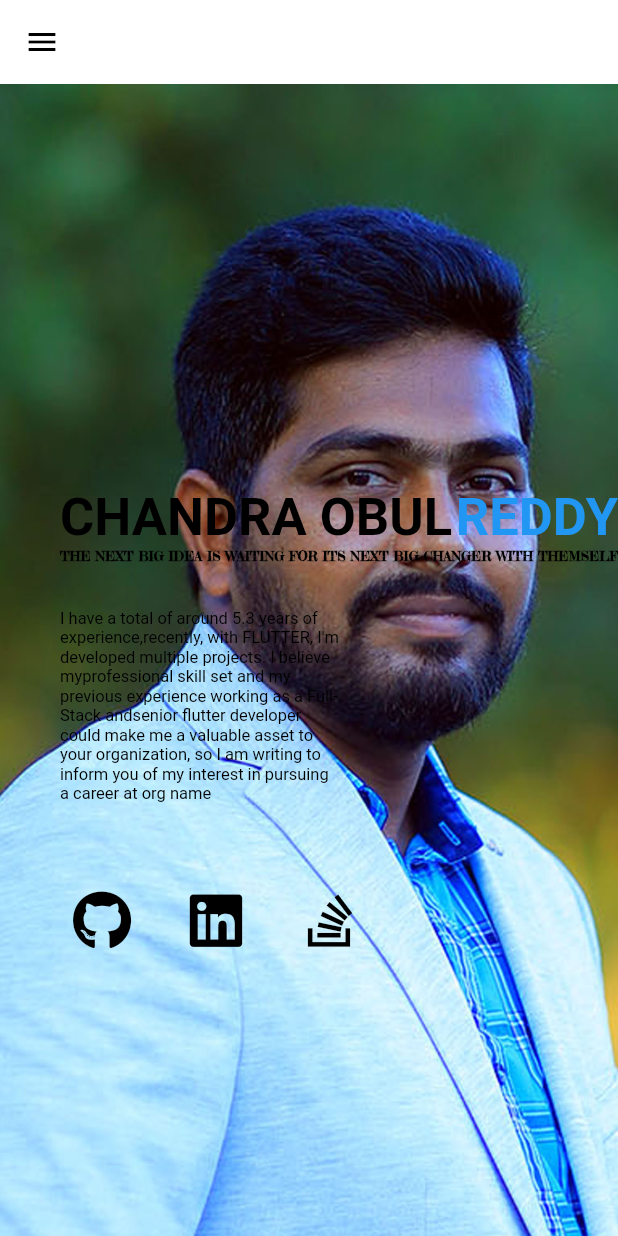
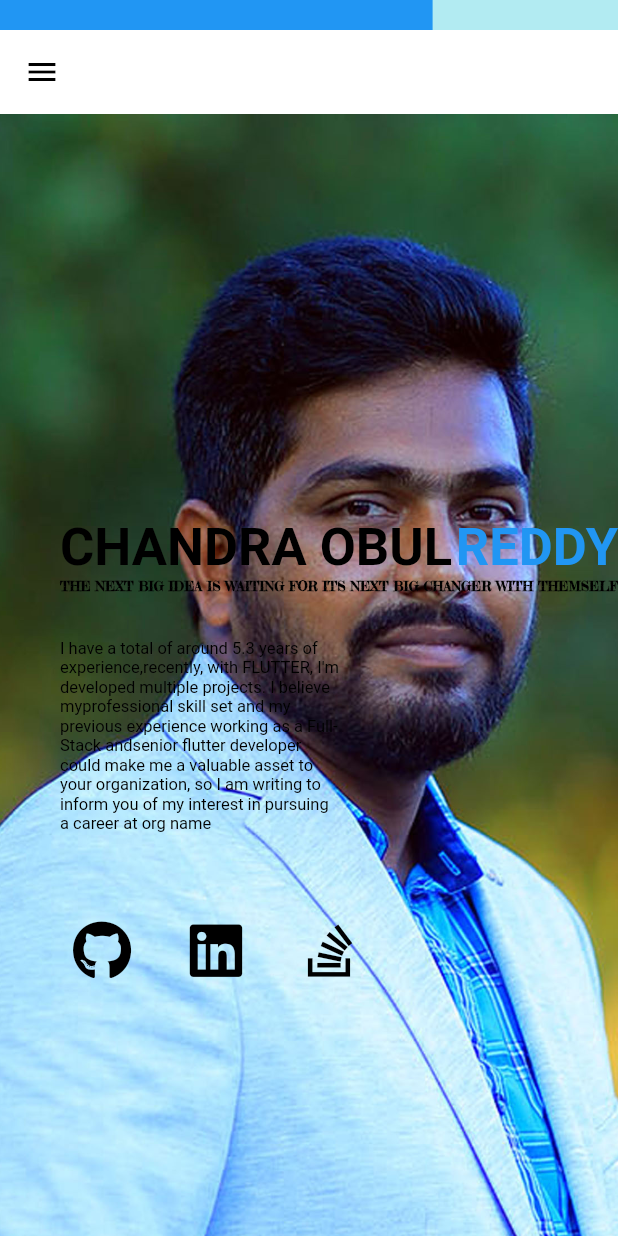
Before and after one commit to ChandraChaan/portfolio, a Flutter app: the screen it shows after launch, on a phone screen of 412 x 824 dp. Run offline on Flutter 3.47's test engine with Material 2 defaults, Android fonts, the phone set to English and light mode, and no system bars; drawn by our look-alikes of auto_size_text, flutter_animate; our stand-ins replace awesome_dialog, cached_network_image, firebase_core, firebase_messaging, flutter_colorpicker, font_awesome_flutter and 2 more; missing offline and left inert: dart:html; accounts and stored records are empty; network calls fail.

Commit message:
theme color changing process, and new page added

```diff
--- a/lib/home_page.dart
+++ b/lib/home_page.dart
@@ -1,5 +1,6 @@
 // import 'package:audioplayers/audioplayers.dart';
 import 'dart:convert';
+import 'package:flutter/cupertino.dart';
 import 'package:flutter/services.dart';
 import 'package:firebase_messaging/firebase_messaging.dart';
 import 'package:flutter/material.dart';
@@ -44,7 +45,9 @@ class _HomePageState extends State<HomePage> {
     Colors.blueGrey,
   ];
 
-  void changeColor(Color color) => setState(() => currentColor = color);
+   changeColor(Color color){
+     Provider.of<UserInfo>(context).themeColorChange(color);
+}
 
   void changeColors(List<Color> colors) =>
       setState(() => currentColors = colors);
@@ -122,17 +125,12 @@ class _HomePageState extends State<HomePage> {
     );
   }
 
-  Widget deskTopUI(BuildContext context) {
-    TextStyle styl = TextStyle(
-        color: Theme.of(context).primaryColor,
-        fontSize: 20,
-        fontWeight: FontWeight.w500);
-    return Scaffold(
-        backgroundColor: Theme.of(context).backgroundColor,
-        body: Column(
-          children: [
-            SizedBox(
-              // width: 250,
+  Widget scrolIndicator() {
+    return GestureDetector(
+      onDoubleTap: () {
+        Navigator.of(context).push(SecondPageRoute());
+      },
+      child: SizedBox(
         height: 20,
         child: LinearProgressIndicator(
           backgroundColor: Colors.cyan[100],
@@ -140,20 +138,11 @@ class _HomePageState extends State<HomePage> {
           // valueColor: const AlwaysStoppedAnimation<Color>(Colors.green),
         ),
       ),
-            Expanded(
-              child: Row(
-                children: [
-                  // side menu
-                  Expanded(
-                    flex: 1,
-                    child: Container(
-                      color: currentColor,
-                      width: double.infinity,
-                      child: Column(
-                        mainAxisAlignment: MainAxisAlignment.center,
-                        crossAxisAlignment: CrossAxisAlignment.center,
-                        children: [
-                          Align(
+    );
+  }
+
+  Widget themeCOlorChange(){
+    return Align(
       alignment: Alignment.topRight,
       child: TextButton(
         onPressed: () => showDialog<String>(
@@ -186,7 +175,33 @@ class _HomePageState extends State<HomePage> {
           size: 30.0,
         ),
       ),
-                          ),
+    );
+  }
+
+  Widget deskTopUI(BuildContext context) {
+    TextStyle styl = TextStyle(
+        color: Theme.of(context).primaryColor,
+        fontSize: 20,
+        fontWeight: FontWeight.w500);
+    return Scaffold(
+        backgroundColor: Theme.of(context).backgroundColor,
+        body: Column(
+          children: [
+            scrolIndicator(),
+            Expanded(
+              child: Row(
+                children: [
+                  // side menu
+                  Expanded(
+                    flex: 1,
+                    child: Container(
+                      color: Theme.of(context).indicatorColor,
+                      width: double.infinity,
+                      child: Column(
+                        mainAxisAlignment: MainAxisAlignment.center,
+                        crossAxisAlignment: CrossAxisAlignment.center,
+                        children: [
+                          themeCOlorChange(),
                           SizedBox(
                             height: 110,
                             child: Consumer<UserInfo>(
@@ -194,7 +209,8 @@ class _HomePageState extends State<HomePage> {
                                 return Column(
                                   children: [
                                     Row(
-                                      mainAxisAlignment: MainAxisAlignment.center,
+                                      mainAxisAlignment:
+                                          MainAxisAlignment.center,
                                       children: [
                                         provider.themeLightMode
                                             ? const Icon(
@@ -215,12 +231,14 @@ class _HomePageState extends State<HomePage> {
                                               activeColor: Colors.white,
                                               activeTrackColor: Colors.white38,
                                               inactiveThumbColor: Colors.black,
-                                              inactiveTrackColor: Colors.black38,
+                                              inactiveTrackColor:
+                                                  Colors.black38,
                                             )),
                                       ],
                                     ),
                                     Row(
-                                      mainAxisAlignment: MainAxisAlignment.center,
+                                      mainAxisAlignment:
+                                          MainAxisAlignment.center,
                                       children: [
                                         provider.musicMode
                                             ? const Icon(
@@ -239,8 +257,10 @@ class _HomePageState extends State<HomePage> {
                                               },
                                               value: provider.musicMode,
                                               activeColor: Colors.green,
-                                              activeTrackColor: Colors.greenAccent,
-                                              inactiveThumbColor: Colors.redAccent,
+                                              activeTrackColor:
+                                                  Colors.greenAccent,
+                                              inactiveThumbColor:
+                                                  Colors.redAccent,
                                               inactiveTrackColor: Colors.red,
                                             )),
                                       ],
@@ -268,14 +288,15 @@ class _HomePageState extends State<HomePage> {
                             width: 140,
                             decoration: const BoxDecoration(
                                 color: Colors.lightBlueAccent,
-                                borderRadius: BorderRadius.all(Radius.circular(100))),
+                                borderRadius:
+                                    BorderRadius.all(Radius.circular(100))),
                             child: Center(
                               child: Container(
                                   height: 150,
                                   width: 130,
                                   decoration: const BoxDecoration(
-                                      borderRadius:
-                                          BorderRadius.all(Radius.circular(100)),
+                                      borderRadius: BorderRadius.all(
+                                          Radius.circular(100)),
                                       image: DecorationImage(
                                         image: AssetImage("assets/profile.jpg"),
                                         fit: BoxFit.fill,
@@ -396,6 +417,11 @@ class _HomePageState extends State<HomePage> {
         fontSize: 20,
         fontWeight: FontWeight.w500);
     return Scaffold(
+      body: Column(
+        children: [
+          scrolIndicator(),
+          Expanded(
+            child: Scaffold(
               backgroundColor: Theme.of(context).cardColor,
               appBar: AppBar(
                 backgroundColor: Colors.transparent,
@@ -407,6 +433,7 @@ class _HomePageState extends State<HomePage> {
                 child: Column(
                   mainAxisAlignment: MainAxisAlignment.start,
                   children: [
+
                     About(
                       mobileImg: true,
                       tabImg: true,
@@ -434,6 +461,10 @@ class _HomePageState extends State<HomePage> {
                   ],
                 ),
               ),
+            ),
+          ),
+        ],
+      ),
     );
   }
 
@@ -441,6 +472,11 @@ class _HomePageState extends State<HomePage> {
     // TextStyle? styl = Theme.of(context).textTheme.bodyLarge?.color;
 
     return Scaffold(
+      body: Column(
+        children: [
+          scrolIndicator(),
+          Expanded(
+            child: Scaffold(
               backgroundColor: Theme.of(context).cardColor,
               appBar: AppBar(
                 backgroundColor: Colors.transparent,
@@ -478,6 +514,10 @@ class _HomePageState extends State<HomePage> {
                   ],
                 ),
               ),
+            ),
+          ),
+        ],
+      ),
     );
   }
 
@@ -498,11 +538,12 @@ class _HomePageState extends State<HomePage> {
               crossAxisAlignment: CrossAxisAlignment.center,
               children: [
                 SizedBox(
-                  height: 110,
+                  height: 150,
                   child: Consumer<UserInfo>(
                     builder: (context, provider, child) {
                       return Column(
                         children: [
+                          themeCOlorChange(),
                           Row(
                             mainAxisAlignment: MainAxisAlignment.center,
                             children: [
@@ -562,7 +603,11 @@ class _HomePageState extends State<HomePage> {
                               child: Text(
                                 'Notification',
                                 style: styl,
-                              )),
+                              ).animate(effects: [
+                                const ShakeEffect(
+                                    duration: Duration(minutes: 2),
+                                    delay: Duration(seconds: 5))
+                              ])),
                         ],
                       );
                     },
@@ -668,3 +713,41 @@ class _HomePageState extends State<HomePage> {
         duration: const Duration(seconds: 1), curve: Curves.easeIn);
   }
 }
+
+class SecondPageRoute extends CupertinoPageRoute {
+  SecondPageRoute() : super(builder: (BuildContext context) => SecondPage());
+
+  // OPTIONAL IF YOU WISH TO HAVE SOME EXTRA ANIMATION WHILE ROUTING
+  @override
+  Widget buildPage(BuildContext context, Animation<double> animation,
+      Animation<double> secondaryAnimation) {
+    return RotationTransition(
+        turns: animation,
+        child: ScaleTransition(
+          scale: animation,
+          child: FadeTransition(
+            opacity: animation,
+            child: SecondPage(),
+          ),
+        ));
+  }
+}
+
+class SecondPage extends StatefulWidget {
+  @override
+  _SecondPageState createState() => _SecondPageState();
+}
+
+class _SecondPageState extends State<SecondPage> {
+  @override
+  Widget build(BuildContext context) {
+    return Scaffold(
+      appBar: AppBar(
+        title: Text('Second Page'),
+      ),
+      body: Center(
+        child: Text('This is the second page'),
+      ),
+    );
+  }
+}
--- a/lib/main.dart
+++ b/lib/main.dart
@@ -37,8 +37,8 @@ class RoleApp extends StatelessWidget {
       title: 'Curriculum Vitae',
       theme: ThemeData(
         primaryColor: themeMode.themeLightMode ? Colors.black : Colors.white,
-        primarySwatch: Colors.blue,
-        indicatorColor: Colors.blue,
+        // primarySwatch: themeMode.themeColor,
+        indicatorColor: themeMode.themeColor,
         backgroundColor: themeMode.themeLightMode ? Colors.white : Colors.black,
         cardColor: themeMode.themeLightMode ? Colors.white : Colors.black,
       ),
--- a/lib/providers/user_info.dart
+++ b/lib/providers/user_info.dart
@@ -3,6 +3,7 @@ import 'package:flutter/material.dart';
 
 class UserInfo extends ChangeNotifier {
   bool musicMode = false;
+  Color themeColor = Colors.blue;
   bool themeLightMode =
       (DateTime.now().hour > 6 && DateTime.now().hour < 18) ? true : false;
   String user = 'Chandra Obul Reddy';
@@ -232,4 +233,8 @@ class UserInfo extends ChangeNotifier {
     imageLoaded = true;
     notifyListeners();
   }
+  themeColorChange(Color cl){
+    themeColor = cl;
+    notifyListeners();
+  }
 }
```
Lines whose indentation alone changed are shown as unchanged.
